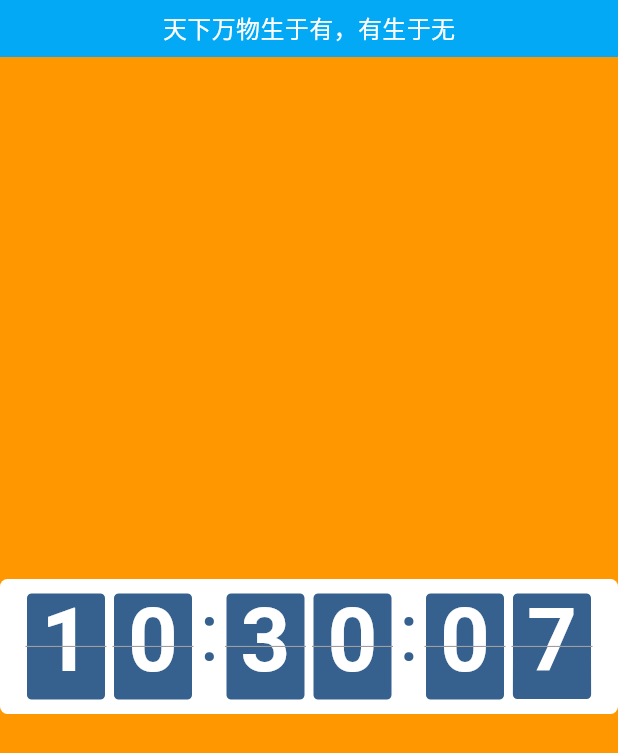
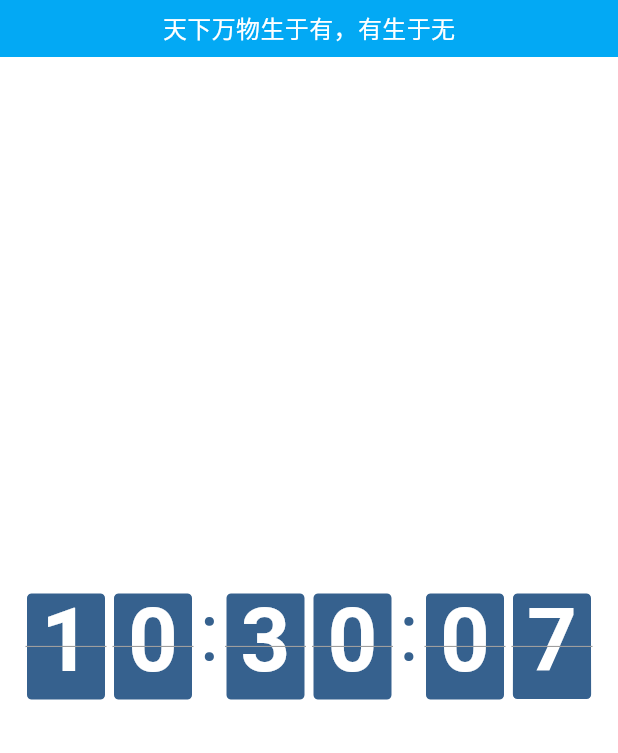
Before and after one commit to puraz/flip-clock, a Flutter app: the screen it shows after launch, on a phone screen of 412 x 824 dp. Shown: the top 753 px of the screen. Run offline on Flutter 3.47's test engine with Material 3 defaults, Android fonts, the phone set to English and light mode, and no system bars; our stand-ins replace get; missing offline and left inert: window_manager; statements that could not run were skipped.

Commit message:
fix: 修复切换标题栏底部空间溢出的问题

```diff
--- a/lib/controllers/app_config_controller.dart
+++ b/lib/controllers/app_config_controller.dart
@@ -8,7 +8,7 @@ class AppConfigController extends GetxController {
   // 使用.obs使变量成为可观察的
   final RxBool showAppBar = true.obs;
   final Rx<Color> appBarColor = Colors.white.obs;
-  final Rx<Color> bodyColor = Colors.orange.obs;
+  final Rx<Color> bodyColor = Colors.white.obs;
 
   // 切换标题栏显示状态
   void toggleAppBar() {
--- a/lib/pages/home_page.dart
+++ b/lib/pages/home_page.dart
@@ -5,6 +5,7 @@ import '../controllers/app_config_controller.dart';
 import '../widget/custom_app_bar.dart';
 import '../widget/app_context_menu.dart';
 import 'package:flipclock/constants/app_constants.dart';
+import 'dart:math';
 
 import '../widget/flip_clock.dart';
 
@@ -27,31 +28,63 @@ class _HomePageState extends State<HomePage> {
     _contextMenu = AppContextMenu(configController: configController);
   }
 
-  Widget _flipClock(ColorScheme colors) => Container(
+  // Widget _flipClock(ColorScheme colors) => Container(
+  //   decoration: BoxDecoration(
+  //     color: colors.onPrimary,
+  //     borderRadius: const BorderRadius.all(Radius.circular(5.0)),
+  //   ),
+  //   padding: const EdgeInsets.symmetric(vertical: 5.0, horizontal: 2.0),
+  //   // 添加约束
+  //   constraints: const BoxConstraints(
+  //     maxHeight: 90.0, // height(72) + vertical padding(5*2)
+  //   ),
+  //   child: Center(  // 添加Center确保内容居中
+  //     child: FlipClock(
+  //       digitSize: 58.0,
+  //       width: 54.0,
+  //       height: 72.0,
+  //       separatorColor: colors.primary,
+  //       hingeColor: Colors.grey,
+  //       showBorder: true,
+  //       hingeWidth: 0.8,
+  //       separatorWidth: 13.0,
+  //       // 调整数字间距，避免溢出
+  //       digitSpacing: const EdgeInsets.symmetric(horizontal: 2.0),
+  //       // 添加边框圆角，与容器保持一致
+  //       borderRadius: const BorderRadius.all(Radius.circular(4.0)),
+  //     ),
+  //   ),
+  // );
+
+  Widget _flipClock(ColorScheme colors) => AnimatedSize(
+    duration: const Duration(milliseconds: 300),
+    child: LayoutBuilder(
+      builder: (context, constraints) {
+        debugPrint('constraints: ${constraints.maxHeight}');
+        return Container(
+          // 使用 constraints 来确保高度不会超出可用空间
+          constraints: BoxConstraints(
+            maxHeight: constraints.maxHeight,
+            minHeight: 0,
+          ),
           decoration: BoxDecoration(
             color: colors.onPrimary,
             borderRadius: const BorderRadius.all(Radius.circular(5.0)),
           ),
-    padding: const EdgeInsets.symmetric(vertical: 5.0, horizontal: 2.0),
-    // 添加约束
-    constraints: const BoxConstraints(
-      maxHeight: 90.0, // height(72) + vertical padding(5*2)
-    ),
-    child: Center(  // 添加Center确保内容居中
+          padding: const EdgeInsets.symmetric(vertical: 0.0, horizontal: 0.0),
           child: FlipClock(
-        digitSize: 58.0,
-        width: 54.0,
-        height: 72.0,
+            // 根据可用空间动态计算尺寸
+            digitSize: min(58.0, constraints.maxHeight * 0.7),
+            width: min(54.0, constraints.maxWidth * 0.15),
+            height: min(72.0, constraints.maxHeight * 0.9),
             separatorColor: colors.primary,
             hingeColor: Colors.grey,
             showBorder: true,
             hingeWidth: 0.8,
             separatorWidth: 13.0,
-        // 调整数字间距，避免溢出
-        digitSpacing: const EdgeInsets.symmetric(horizontal: 2.0),
-        // 添加边框圆角，与容器保持一致
-        borderRadius: const BorderRadius.all(Radius.circular(4.0)),
           ),
+        );
+      },
     ),
   );
 
@@ -88,8 +121,14 @@ class _HomePageState extends State<HomePage> {
                 child: Container(
                   color: configController.bodyColor.value,
                   child:  Center(
-                    child: _flipClock(colors),
-                    // child: Text('body')
+                    child: AnimatedContainer(
+                      duration: const Duration(milliseconds: 300),
+                      // 使用 AnimatedContainer 实现平滑过渡
+                      padding: EdgeInsets.symmetric(
+                        vertical: configController.showAppBar.value ? 10.0 : 8.0,
+                      ),
+                      child: _flipClock(Theme.of(context).colorScheme),
+                    ),
                   ),
                 ),
               )
--- a/lib/widget/flip_clock_builder.dart
+++ b/lib/widget/flip_clock_builder.dart
@@ -125,10 +125,14 @@ class FlipClockBuilder {
         initialValue % 10,
       );
 
-  Widget _buildDisplay(Stream<int> digitStream, int initialValue) => Column(
-        mainAxisSize: MainAxisSize.min,
+  Widget _buildDisplay(Stream<int> digitStream, int initialValue) => LayoutBuilder(
+    builder: (context, constraints) {
+      return Column(
+        mainAxisSize: MainAxisSize.max,
+        mainAxisAlignment: MainAxisAlignment.center,
         children: [
-          Padding(
+          Flexible(
+            child: Padding(
               padding: digitSpacing,
               child: FlipWidget<int>(
                 flipType: FlipType.middleFlip,
@@ -142,7 +146,10 @@ class FlipClockBuilder {
                 flipCurve: flipCurve ?? FlipWidget.defaultFlip,
               ),
             ),
+          ),
         ],
+      );
+    },
   );
 
   Widget _digitBuilder(BuildContext context, int? digit) => Container(
```
Lines whose indentation alone changed are shown as unchanged.
